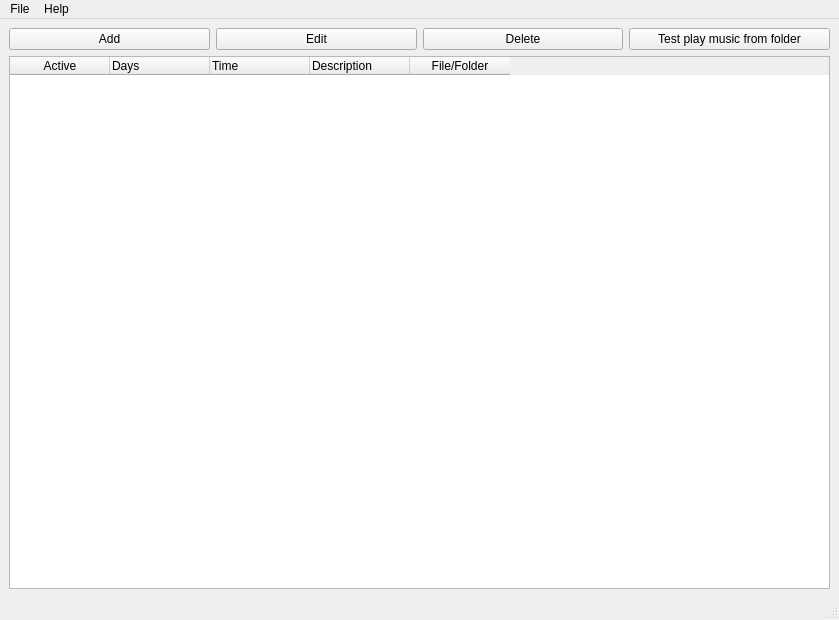
Before: the Qt Designer form mainwindow.ui in raaleksandr/SchoolBellWithMusic, drawn with Qt 5.
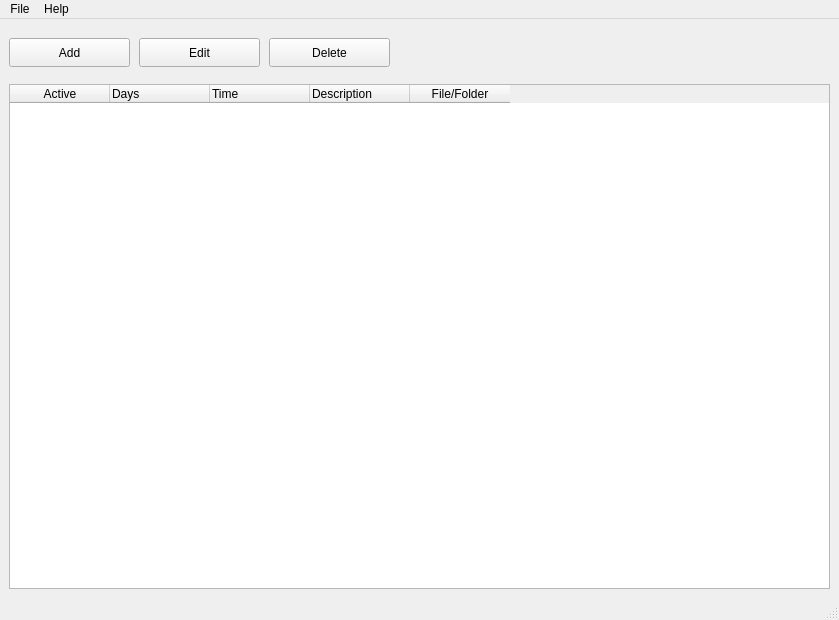
After: the same form once the commit is applied.

What changed in the file:
```diff
--- a/mainwindow.ui
+++ b/mainwindow.ui
@@ -15,21 +15,7 @@
   </property>
   <widget class="QWidget" name="centralwidget">
    <layout class="QGridLayout" name="gridLayout">
-    <item row="0" column="2">
-     <widget class="QPushButton" name="deletePushButton">
-      <property name="text">
-       <string>Delete</string>
-      </property>
-     </widget>
-    </item>
-    <item row="0" column="3">
-     <widget class="QPushButton" name="testPlayMusicFolderPushButton">
-      <property name="text">
-       <string>Test play music from folder</string>
-      </property>
-     </widget>
-    </item>
-    <item row="1" column="0" colspan="4">
+    <item row="1" column="0" colspan="3">
      <widget class="QTableWidget" name="scheduleTable">
       <property name="enabled">
        <bool>true</bool>
@@ -73,18 +59,59 @@
       </column>
      </widget>
     </item>
-    <item row="0" column="1">
-     <widget class="QPushButton" name="editPushButton">
-      <property name="text">
-       <string>Edit</string>
+    <item row="0" column="0" colspan="2">
+     <widget class="QWidget" name="widget" native="true">
+      <property name="sizePolicy">
+       <sizepolicy hsizetype="Fixed" vsizetype="Fixed">
+        <horstretch>0</horstretch>
+        <verstretch>0</verstretch>
+       </sizepolicy>
       </property>
-     </widget>
-    </item>
-    <item row="0" column="0">
-     <widget class="QPushButton" name="addPushButton">
-      <property name="text">
-       <string>Add</string>
+      <property name="minimumSize">
+       <size>
+        <width>500</width>
+        <height>50</height>
+       </size>
       </property>
+      <widget class="QPushButton" name="addPushButton">
+       <property name="geometry">
+        <rect>
+         <x>0</x>
+         <y>10</y>
+         <width>121</width>
+         <height>29</height>
+        </rect>
+       </property>
+       <property name="text">
+        <string>Add</string>
+       </property>
+      </widget>
+      <widget class="QPushButton" name="editPushButton">
+       <property name="geometry">
+        <rect>
+         <x>130</x>
+         <y>10</y>
+         <width>121</width>
+         <height>29</height>
+        </rect>
+       </property>
+       <property name="text">
+        <string>Edit</string>
+       </property>
+      </widget>
+      <widget class="QPushButton" name="deletePushButton">
+       <property name="geometry">
+        <rect>
+         <x>260</x>
+         <y>10</y>
+         <width>121</width>
+         <height>29</height>
+        </rect>
+       </property>
+       <property name="text">
+        <string>Delete</string>
+       </property>
+      </widget>
      </widget>
     </item>
    </layout>
```
Left out of the diff: 4 changed lines with no effect on the pictures.
